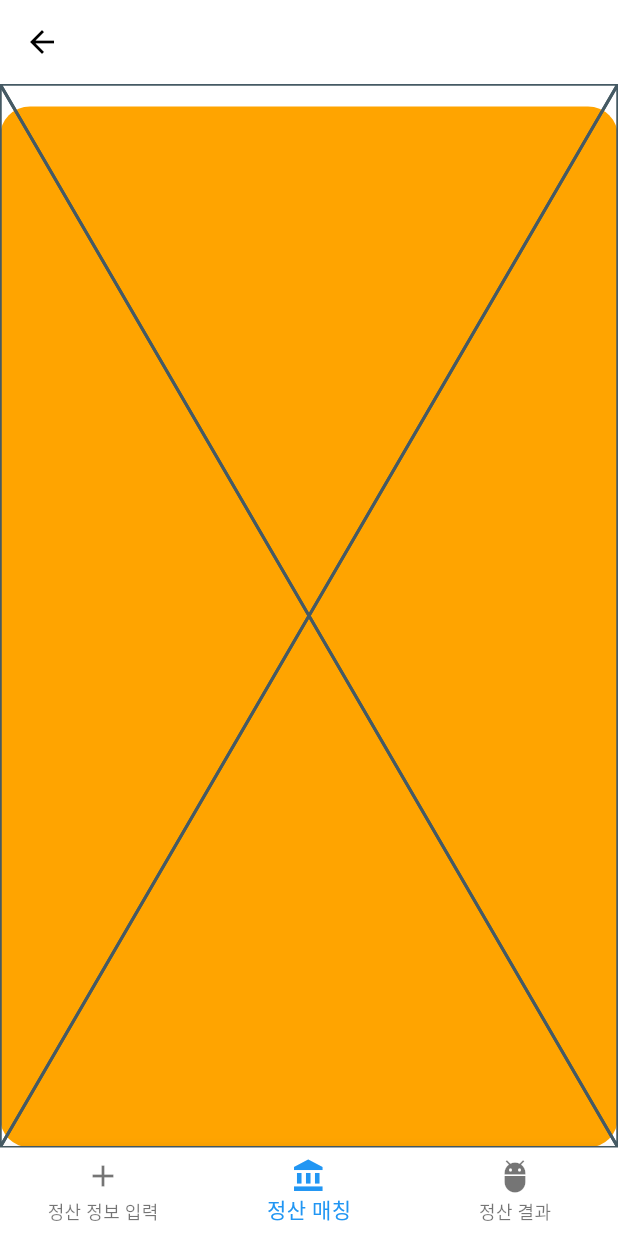
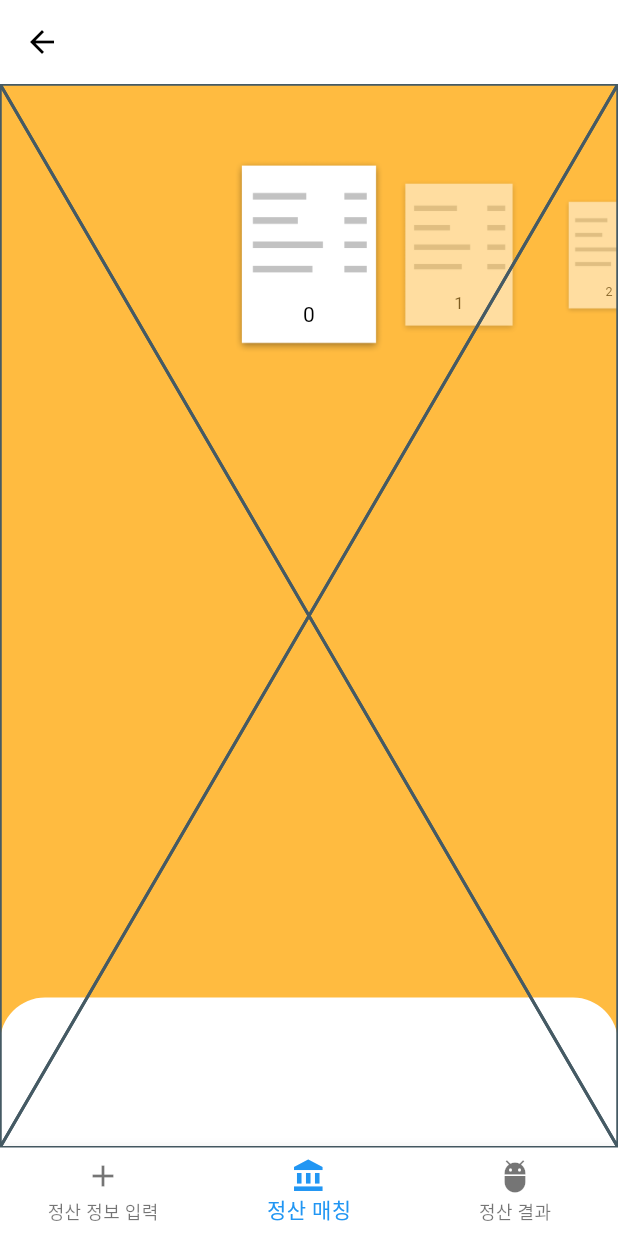
Before and after one commit to UmWooNeAh/Yemon, a Flutter app: the SettlementManagementPage screen opened by its route, item 2 of the bottom bar chosen, on a phone screen of 412 x 824 dp. Run offline on Flutter 3.47's test engine with Material 3 defaults, Android fonts, the phone set to English and light mode, and no system bars; drawn by our look-alikes of scroll_snap_list; our stand-ins replace dotted_border, flutter_inset_box_shadow, flutter_riverpod, go_router, sqflite; accounts and stored records are empty.

Commit message:
Feat: dynamic Receipt list

```diff
--- /dev/null
+++ b/lib/View/bottom_sheet.dart
@@ -0,0 +1,47 @@
+import 'package:flutter/material.dart';
+import 'package:flutter_riverpod/flutter_riverpod.dart';
+import '../theme.dart';
+
+final bottomSheetProvider =
+    ChangeNotifierProvider((ref) => BottomSheetViewModel());
+
+class BottomSheetViewModel extends ChangeNotifier {
+  int mode = 0;
+  double height = 0;
+
+  void changeMode(int index) {
+    mode = index;
+    notifyListeners();
+  }
+
+
+}
+
+class CustomBottomSheet extends ConsumerWidget {
+  const CustomBottomSheet({super.key});
+
+  @override
+  Widget build(BuildContext context, WidgetRef ref) {
+    final bprovider = ref.watch(bottomSheetProvider);
+    final Size size = MediaQuery.of(context).size;
+    return Positioned(
+      bottom: 0,
+      child: GestureDetector(
+        onVerticalDragUpdate: (details) {
+
+        },
+        child: AnimatedContainer(
+          duration: const Duration(milliseconds: 100),
+          height: 100 + bprovider.height,
+          width: size.width,
+          decoration: BoxDecoration(
+              color: basic[0],
+              borderRadius: const BorderRadius.only(
+                topLeft: Radius.circular(30),
+                topRight: Radius.circular(30),
+              )),
+        ),
+      ),
+    );
+  }
+}
--- a/lib/View/receipt_circulator.dart
+++ b/lib/View/receipt_circulator.dart
@@ -1,13 +1,69 @@
 import 'package:flutter/material.dart';
 import 'package:flutter_riverpod/flutter_riverpod.dart';
+import 'package:scroll_snap_list/scroll_snap_list.dart';
+import 'package:sqlite_test/View/settlement_matching.dart';
+import 'package:sqlite_test/ViewModel/mainviewmodel.dart';
+import 'dart:math' as math;
 
 class ReceiptCirculator extends ConsumerWidget {
   const ReceiptCirculator({Key? key}) : super(key: key);
 
   @override
-  Widget build(BuildContext context,WidgetRef ref) {
+  Widget build(BuildContext context, WidgetRef ref) {
+    final mprovider = ref.watch(mainProvider);
+    final sprovider = ref.watch(settlementMatchingProvider);
+    Size size = MediaQuery.of(context).size;
     return Container(
-
+      height: 130,
+      width: size.width,
+      margin: const EdgeInsets.only(top: 50),
+      child: ScrollSnapList(
+        itemCount: 10,
+        // itemCount: mprovider.selectedSettlement.receipts.length,
+        itemSize: 100,
+        onItemFocus: (index) {
+          sprovider.selectReceipt(index, 5);
+        },
+        itemBuilder: (context, index) {
+          return ListedReceiptShape(
+            index: index,
+          );
+        },
+        dynamicItemSize: true,
+        dynamicItemOpacity: 0.5,
+      ),
     );
   }
 }
+
+class ListedReceiptShape extends ConsumerWidget {
+  const ListedReceiptShape({super.key, required this.index});
+  final int index;
+
+  @override
+  Widget build(BuildContext context, WidgetRef ref) {
+    final sprovider = ref.watch(settlementMatchingProvider);
+    final mprovider = ref.watch(mainProvider);
+    return Stack(
+      children: [
+        Container(
+          width: 100,
+          height: 130,
+          child: FittedBox(
+              fit: BoxFit.fill, child: Image.asset('assets/ListedReceipt.png')),
+        ),
+        Container(
+          width: 100,
+          height: 130,
+          child: Align(
+            alignment: Alignment(0, 0.7),
+            child: Text(
+              index.toString(),
+              // mprovider.selectedSettlement.receipts[index].receiptName,
+            ),
+          ),
+        ),
+      ],
+    );
+  }
+}
--- a/lib/View/settlement_matching.dart
+++ b/lib/View/settlement_matching.dart
@@ -2,10 +2,13 @@ import 'package:flutter/cupertino.dart';
 import 'package:flutter_riverpod/flutter_riverpod.dart';
 import 'package:sqlite_test/View/menu_sheet.dart';
 import 'package:sqlite_test/View/receipt_circulator.dart';
+import '../theme.dart';
+import 'bottom_sheet.dart';
 
-import '../theme.dart';
+final settlementMatchingProvider = ChangeNotifierProvider((ref) => SettlementMatchingViewmodel());
 
 class SettlementMatchingViewmodel extends ChangeNotifier{
+  ScrollController receiptScrollController = ScrollController();
   int presentReceiptIndex = 0;
   List<bool> selectedReceiptItemIndexList = [];
   List<bool> selectedMemberIndexList = [];
@@ -46,12 +49,11 @@ class _SettlementMatchingState extends ConsumerState<SettlementMatching> {
     return Stack(
       children: [
         Container(
-          margin: const EdgeInsets.only(top: 15),
           decoration: BoxDecoration(
-            color: basic[9],
-            borderRadius: BorderRadius.circular(20),
+            color: basic[8],
           ),
         ),
+        const CustomBottomSheet(),
         const ReceiptCirculator(),
         const MenuSheet(),
         const GroupMembers(),
--- a/pubspec.yaml
+++ b/pubspec.yaml
@@ -42,6 +42,7 @@ dependencies:
   go_router: ^13.0.1
   flutter_inset_box_shadow: ^1.0.8
   dotted_border: ^2.1.0
+  scroll_snap_list: ^0.9.1
 
 dev_dependencies:
   flutter_test:
@@ -59,7 +60,8 @@ dev_dependencies:
 
 # The following section is specific to Flutter packages.
 flutter:
-
+  assets:
+    - assets/
   # The following line ensures that the Material Icons font is
   # included with your application, so that you can use the icons in
   # the material Icons class.
```
Also changed, not shown: assets/ListedReceipt.png (added), pubspec.lock.
